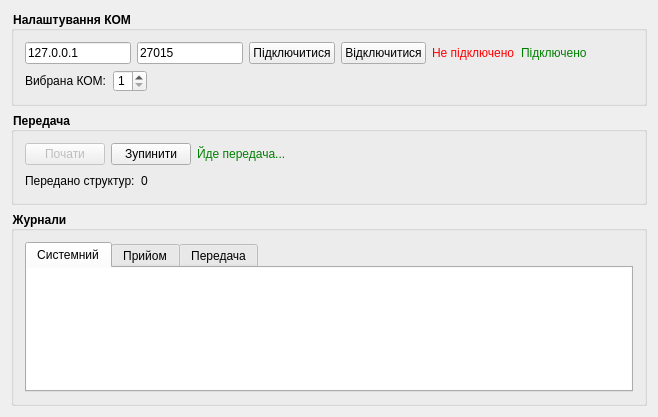
Before: the Qt Designer form controller/ControllerWindow.ui in darkjedi9922/winsock-cw, drawn with Qt 5.
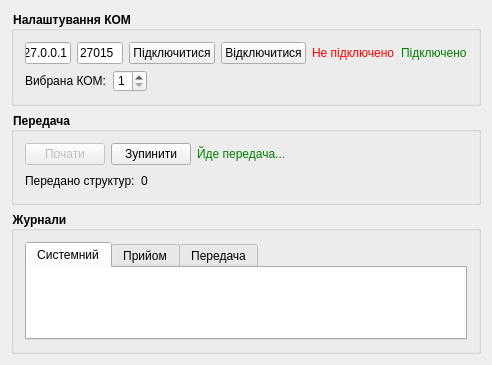
After: the same form once the commit is applied.

Patch:
```diff
--- a/controller/ControllerWindow.ui
+++ b/controller/ControllerWindow.ui
@@ -6,8 +6,8 @@
    <rect>
     <x>0</x>
     <y>0</y>
-    <width>658</width>
-    <height>417</height>
+    <width>492</width>
+    <height>357</height>
    </rect>
   </property>
   <property name="windowTitle">
```
